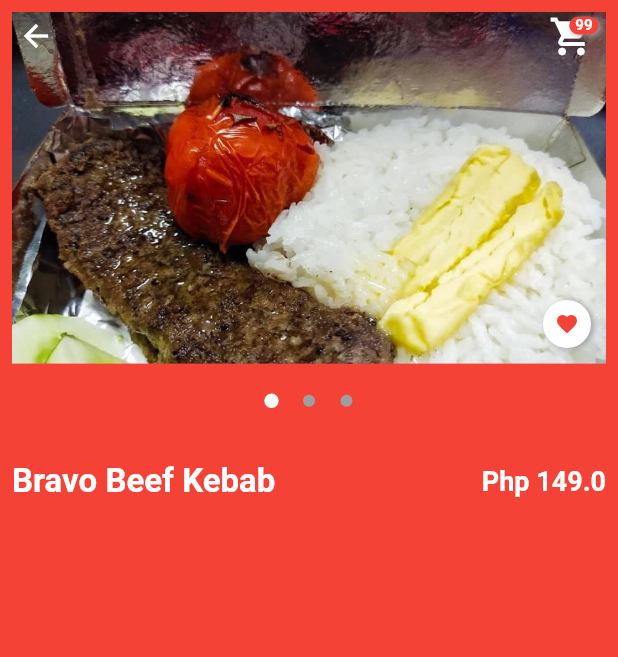
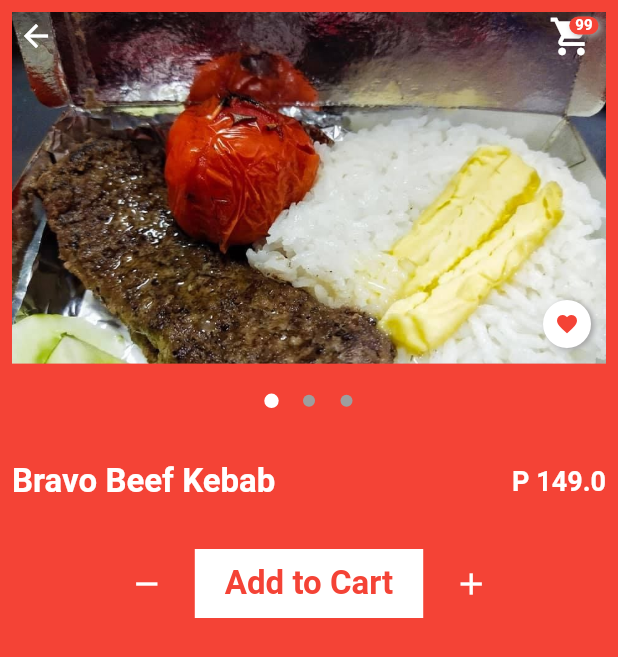
Before and after one commit to one82s/flutter, a Flutter app: the screen it shows after launch, after a tap on "Bravo Beef Kebab", on a phone screen of 412 x 824 dp. Shown: the top 657 px of the screen. Run offline on Flutter 3.47's test engine with Material 2 defaults, Android fonts, the phone set to English and light mode, and no system bars; drawn by our look-alikes of carousel_pro.

Commit message:
detail section - add to cart initial implementation

```diff
--- a/lib/src/screens/detail.dart
+++ b/lib/src/screens/detail.dart
@@ -99,10 +99,34 @@ class _DetailState extends State<Detail> {
                 mainAxisAlignment: MainAxisAlignment.spaceBetween,
                 children: [
                   CustomText(text: widget.product.name, color: white, size: 22, weight: FontWeight.bold),
-                  CustomText(text: "Php "+widget.product.price.toString(), color: white, size: 18, weight: FontWeight.w600),
+                  CustomText(text: "P "+widget.product.price.toString(), color: white, size: 18, weight: FontWeight.w600),
                 ],
               ),
             ),
+            SizedBox(height: 15.0),
+            Row(
+              mainAxisAlignment: MainAxisAlignment.center,
+              children: [
+                Padding(
+                  padding: const EdgeInsets.all(8.0),
+                  child: IconButton(icon: Icon(Icons.remove, color: white), onPressed: null),
+                ),
+                GestureDetector(
+                  onTap: (){},
+                  child: Container(
+                      decoration: BoxDecoration(color: white),
+                      child: Padding(
+                        padding: const EdgeInsets.fromLTRB(20,10,20,10),
+                        child: CustomText(text: "Add to Cart", color: red, size: 22, weight: FontWeight.w600,),
+                      )
+                  ),
+                ),
+                Padding(
+                  padding: const EdgeInsets.all(8.0),
+                  child: IconButton(icon: Icon(Icons.add, color: white), onPressed: null),
+                ),
+              ],
+            )
           ],
         ),
       ),
```
